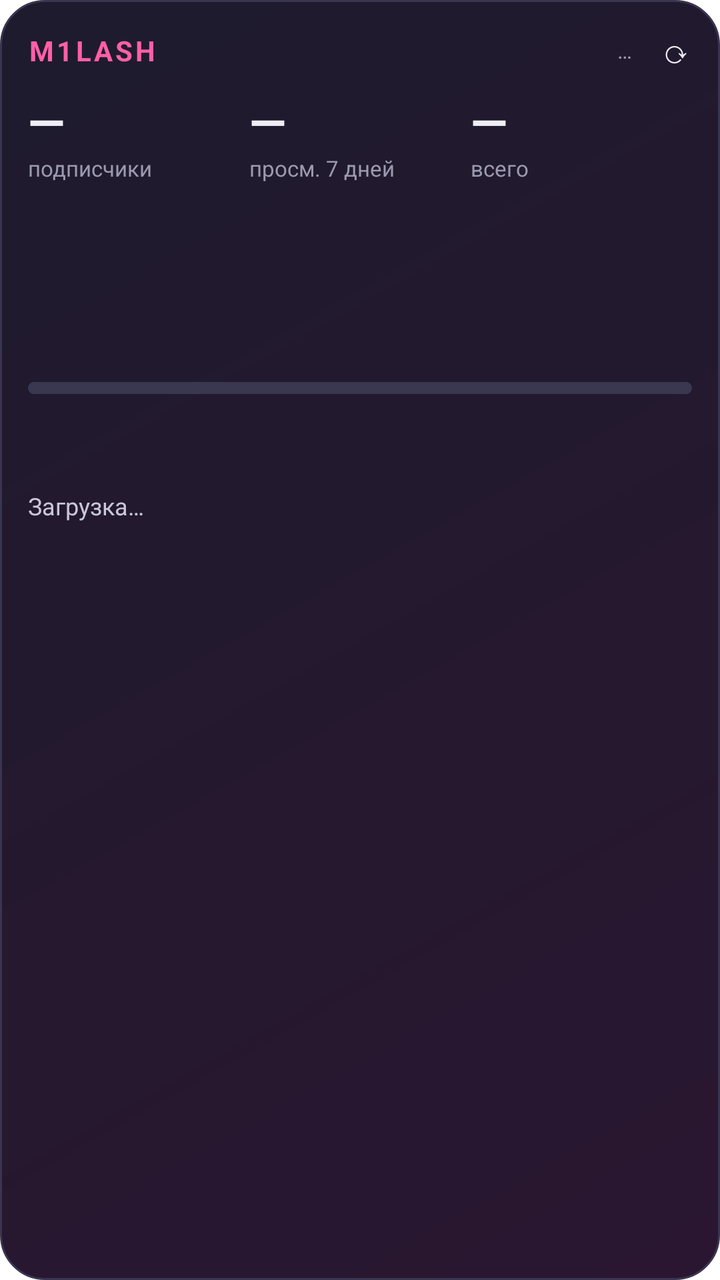
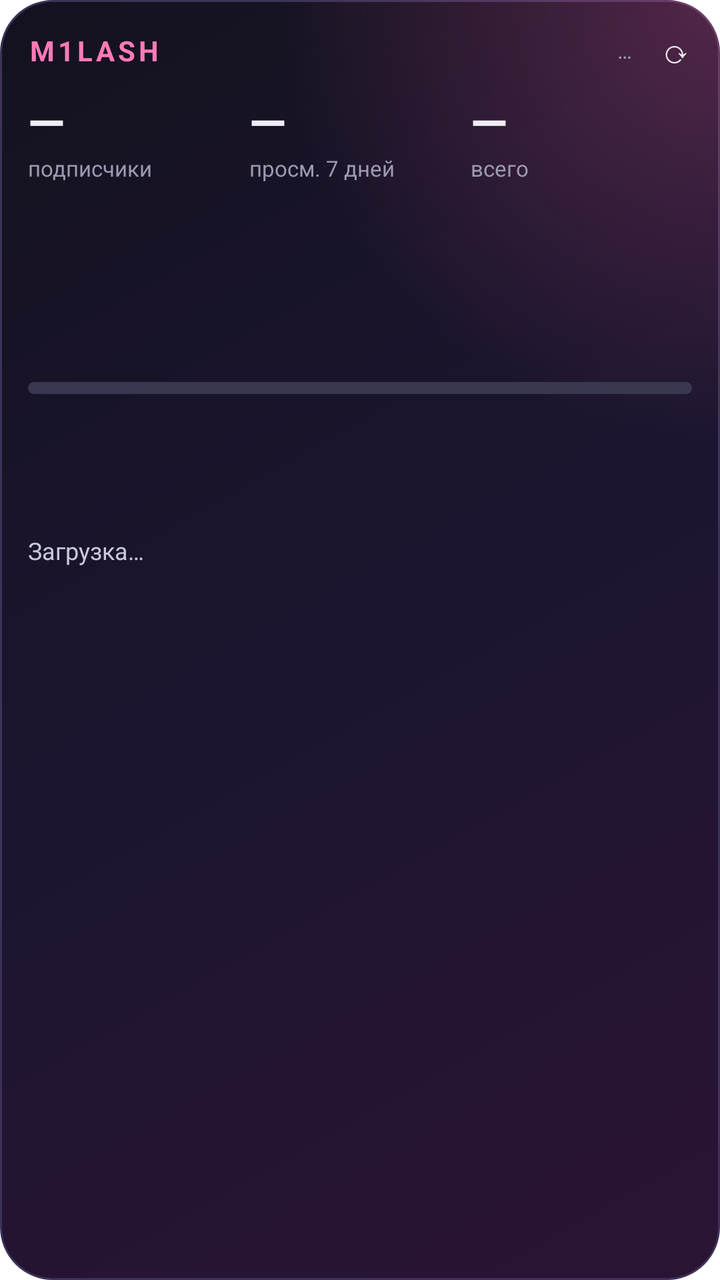

The first picture is an Android layout as it rendered before a commit; the second is the same layout after the commit. The layout source and the unified diff follow.
<!-- AndroidManifest.xml: fallback theme Theme.MaterialComponents.DayNight.NoActionBar -->
<!-- res/layout/widget.xml -->
<?xml version="1.0" encoding="utf-8"?>
<LinearLayout xmlns:android="http://schemas.android.com/apk/res/android" android:id="@+id/root"
    android:layout_width="match_parent" android:layout_height="match_parent" android:orientation="vertical"
    android:background="@drawable/bg" android:padding="14dp">
    <LinearLayout android:layout_width="match_parent" android:layout_height="wrap_content" android:orientation="horizontal" android:gravity="center_vertical">
        <TextView android:layout_width="0dp" android:layout_weight="1" android:layout_height="wrap_content" android:text="M1LASH" android:textColor="#FF5FA8" android:textStyle="bold" android:textSize="14sp" android:letterSpacing="0.1"/>
        <TextView android:id="@+id/updated" android:layout_width="wrap_content" android:layout_height="wrap_content" android:textColor="#9C9AB0" android:textSize="11sp" android:text="…"/>
        <TextView android:id="@+id/refresh" android:layout_width="wrap_content" android:layout_height="wrap_content" android:text="  ⟳" android:textColor="#EFEEF6" android:textSize="16sp" android:paddingStart="6dp"/>
    </LinearLayout>
    <LinearLayout android:layout_width="match_parent" android:layout_height="wrap_content" android:orientation="horizontal" android:layout_marginTop="8dp">
        <LinearLayout android:layout_width="0dp" android:layout_weight="1" android:layout_height="wrap_content" android:orientation="vertical">
            <TextView android:id="@+id/subs" android:layout_width="wrap_content" android:layout_height="wrap_content" android:text="—" android:textColor="#EFEEF6" android:textStyle="bold" android:textSize="24sp"/>
            <TextView android:layout_width="wrap_content" android:layout_height="wrap_content" android:text="подписчики" android:textColor="#9C9AB0" android:textSize="11sp"/>
        </LinearLayout>
        <LinearLayout android:layout_width="0dp" android:layout_weight="1" android:layout_height="wrap_content" android:orientation="vertical">
            <TextView android:id="@+id/week" android:layout_width="wrap_content" android:layout_height="wrap_content" android:text="—" android:textColor="#EFEEF6" android:textStyle="bold" android:textSize="24sp"/>
            <TextView android:id="@+id/delta" android:layout_width="wrap_content" android:layout_height="wrap_content" android:text="просм. 7 дней" android:textColor="#9C9AB0" android:textSize="11sp"/>
        </LinearLayout>
        <LinearLayout android:layout_width="0dp" android:layout_weight="1" android:layout_height="wrap_content" android:orientation="vertical">
            <TextView android:id="@+id/total" android:layout_width="wrap_content" android:layout_height="wrap_content" android:text="—" android:textColor="#EFEEF6" android:textStyle="bold" android:textSize="24sp"/>
            <TextView android:layout_width="wrap_content" android:layout_height="wrap_content" android:text="всего" android:textColor="#9C9AB0" android:textSize="11sp"/>
        </LinearLayout>
    </LinearLayout>
    <ImageView android:id="@+id/chart" android:layout_width="match_parent" android:layout_height="44dp" android:layout_marginTop="8dp" android:scaleType="fitXY" android:contentDescription="график"/>
    <TextView android:id="@+id/fresh" android:layout_width="match_parent" android:layout_height="wrap_content" android:layout_marginTop="6dp" android:textColor="#EFEEF6" android:textSize="12sp" android:maxLines="2" android:ellipsize="end"/>
    <LinearLayout android:layout_width="match_parent" android:layout_height="wrap_content" android:orientation="vertical" android:layout_marginTop="6dp">
        <TextView android:id="@+id/ypp" android:layout_width="match_parent" android:layout_height="wrap_content" android:textColor="#F0B54A" android:textSize="12sp" android:maxLines="1" android:ellipsize="end"/>
        <ProgressBar android:id="@+id/ypp_bar" style="@android:style/Widget.ProgressBar.Horizontal" android:layout_width="match_parent" android:layout_height="6dp" android:layout_marginTop="3dp" android:max="1000" android:progress="0" android:progressTint="#FF5FA8" android:progressBackgroundTint="#3A3850"/>
    </LinearLayout>
    <TextView android:id="@+id/top" android:layout_width="match_parent" android:layout_height="wrap_content" android:layout_marginTop="6dp" android:textColor="#EFEEF6" android:textSize="12sp" android:maxLines="1" android:ellipsize="end"/>
    <TextView android:id="@+id/idea" android:layout_width="match_parent" android:layout_height="wrap_content" android:layout_marginTop="3dp" android:textColor="#8FD6FF" android:textSize="12sp" android:maxLines="2" android:ellipsize="end"/>
    <TextView android:id="@+id/review" android:layout_width="match_parent" android:layout_height="wrap_content" android:layout_marginTop="6dp" android:textColor="#F0B54A" android:textStyle="bold" android:textSize="13sp" android:visibility="gone"/>
    <TextView android:id="@+id/next" android:layout_width="match_parent" android:layout_height="wrap_content" android:layout_marginTop="6dp" android:textColor="#C9C7D9" android:textSize="12sp" android:maxLines="2" android:text="Загрузка…"/>
</LinearLayout>
<!-- resources referenced by this layout -->
<resources>
  <!-- drawable bg (drawable) -->
  <?xml version="1.0" encoding="utf-8"?>
  <shape xmlns:android="http://schemas.android.com/apk/res/android" android:shape="rectangle">
      <gradient android:angle="315" android:startColor="#1E1B2E" android:endColor="#2A1630" />
      <corners android:radius="22dp" /><stroke android:width="1dp" android:color="#3A3550" />
  </shape>
</resources>

<!-- the commit's change to res/layout/widget.xml (unified diff, before → after) -->
@@ -3,7 +3,7 @@
     android:layout_width="match_parent" android:layout_height="match_parent" android:orientation="vertical"
     android:background="@drawable/bg" android:padding="14dp">
     <LinearLayout android:layout_width="match_parent" android:layout_height="wrap_content" android:orientation="horizontal" android:gravity="center_vertical">
-        <TextView android:layout_width="0dp" android:layout_weight="1" android:layout_height="wrap_content" android:text="M1LASH" android:textColor="#FF5FA8" android:textStyle="bold" android:textSize="14sp" android:letterSpacing="0.1"/>
+        <TextView android:layout_width="0dp" android:layout_weight="1" android:layout_height="wrap_content" android:text="M1LASH" android:textColor="#FF7AB8" android:textStyle="bold" android:textSize="14sp" android:letterSpacing="0.12"/>
         <TextView android:id="@+id/updated" android:layout_width="wrap_content" android:layout_height="wrap_content" android:textColor="#9C9AB0" android:textSize="11sp" android:text="…"/>
         <TextView android:id="@+id/refresh" android:layout_width="wrap_content" android:layout_height="wrap_content" android:text="  ⟳" android:textColor="#EFEEF6" android:textSize="16sp" android:paddingStart="6dp"/>
     </LinearLayout>
@@ -27,6 +27,7 @@
         <TextView android:id="@+id/ypp" android:layout_width="match_parent" android:layout_height="wrap_content" android:textColor="#F0B54A" android:textSize="12sp" android:maxLines="1" android:ellipsize="end"/>
         <ProgressBar android:id="@+id/ypp_bar" style="@android:style/Widget.ProgressBar.Horizontal" android:layout_width="match_parent" android:layout_height="6dp" android:layout_marginTop="3dp" android:max="1000" android:progress="0" android:progressTint="#FF5FA8" android:progressBackgroundTint="#3A3850"/>
     </LinearLayout>
+    <TextView android:id="@+id/today" android:layout_width="match_parent" android:layout_height="wrap_content" android:layout_marginTop="6dp" android:textColor="#FFD38A" android:textSize="12sp" android:textStyle="bold" android:maxLines="1" android:ellipsize="end"/>
     <TextView android:id="@+id/top" android:layout_width="match_parent" android:layout_height="wrap_content" android:layout_marginTop="6dp" android:textColor="#EFEEF6" android:textSize="12sp" android:maxLines="1" android:ellipsize="end"/>
     <TextView android:id="@+id/idea" android:layout_width="match_parent" android:layout_height="wrap_content" android:layout_marginTop="3dp" android:textColor="#8FD6FF" android:textSize="12sp" android:maxLines="2" android:ellipsize="end"/>
     <TextView android:id="@+id/review" android:layout_width="match_parent" android:layout_height="wrap_content" android:layout_marginTop="6dp" android:textColor="#F0B54A" android:textStyle="bold" android:textSize="13sp" android:visibility="gone"/>
<!-- resource entries referenced after the edit -->
@@ -2,9 +2,13 @@
 <resources>
   <!-- drawable bg (drawable) -->
   <?xml version="1.0" encoding="utf-8"?>
-  <shape xmlns:android="http://schemas.android.com/apk/res/android" android:shape="rectangle">
-      <gradient android:angle="315" android:startColor="#1E1B2E" android:endColor="#2A1630" />
-      <corners android:radius="22dp" /><stroke android:width="1dp" android:color="#3A3550" />
-  </shape>
+  <layer-list xmlns:android="http://schemas.android.com/apk/res/android">
+      <item><shape android:shape="rectangle">
+          <gradient android:angle="315" android:startColor="#14121F" android:centerColor="#1C1530" android:endColor="#2B1433" />
+          <corners android:radius="26dp" /><stroke android:width="1dp" android:color="#3D3358" /></shape></item>
+      <item><shape android:shape="rectangle">
+          <gradient android:type="radial" android:gradientRadius="220dp" android:centerX="1" android:centerY="0" android:startColor="#40FF5FA8" android:endColor="#00FF5FA8" />
+          <corners android:radius="26dp" /></shape></item>
+  </layer-list>
 </resources>
 
